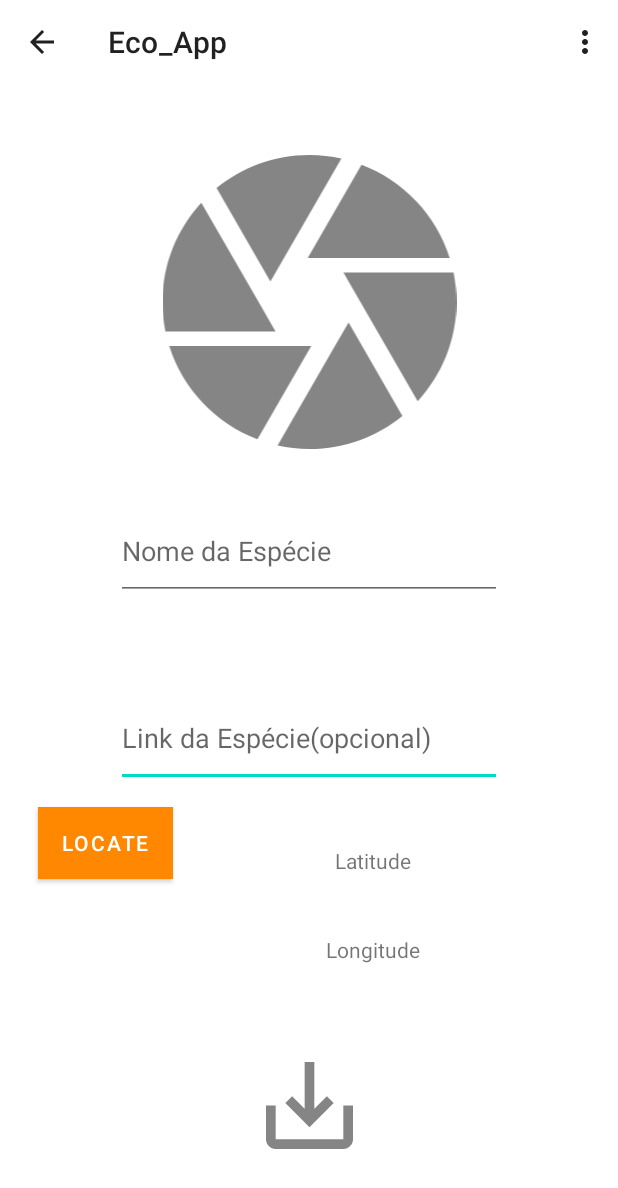
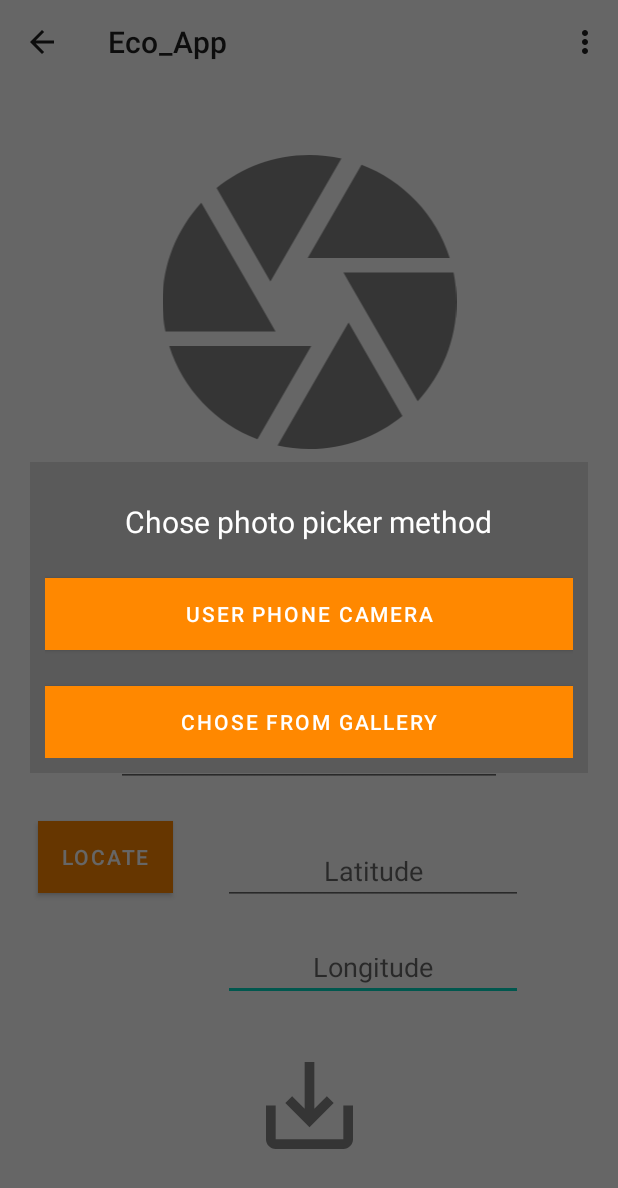
Before and after one commit to TerminalBen/EcoApp, an Android app: the AddNew screen opened directly, with no data from a screen before it, after a tap on "camera_button", on a phone screen of 412 x 824 dp. Shown: the top 1188 px of the screen. Run offline under Robolectric (Android 15) with nearby library versions, the phone set to English and light mode, and no system bars; pictures from the network do not load.

Commit message:
Photo selection methods & latitude-longitude input instead of just display

```diff
--- a/app/src/main/java/com/example/eco_app/AddNew.java
+++ b/app/src/main/java/com/example/eco_app/AddNew.java
@@ -1,5 +1,8 @@
 package com.example.eco_app;
 
+import androidx.activity.result.ActivityResultCallback;
+import androidx.activity.result.ActivityResultLauncher;
+import androidx.activity.result.contract.ActivityResultContracts;
 import androidx.annotation.NonNull;
 import androidx.annotation.RequiresApi;
 import androidx.appcompat.app.AppCompatActivity;
@@ -7,6 +10,7 @@ import androidx.appcompat.widget.Toolbar;
 import androidx.core.app.ActivityCompat;
 
 import android.Manifest;
+import android.app.Dialog;
 import android.content.ContentValues;
 import android.content.Context;
 import android.content.Intent;
@@ -22,7 +26,9 @@ import android.provider.MediaStore;
 import android.util.Log;
 import android.view.Menu;
 import android.view.View;
+import android.view.ViewGroup;
 import android.widget.Button;
+import android.widget.EditText;
 import android.widget.ImageView;
 import android.widget.TextView;
 import android.widget.Toast;
@@ -44,10 +50,11 @@ public class AddNew extends AppCompatActivity {
     private static final int IMAGE_CAPTURE_CODE = 1001;
     ImageView camera;
     Uri image_uri;
-    TextView latitudeText;
-    TextView longitudeText;
+    EditText latitudeText;
+    EditText longitudeText;
     private double Latitude;
     private double Longitude;
+    private Dialog choce_dialog;
     FusedLocationProviderClient fusedLocationProviderClient;
     Button locate_btn;
     @Override
@@ -75,24 +82,7 @@ public class AddNew extends AppCompatActivity {
         camera.setOnClickListener(new View.OnClickListener() {
             @Override
             public void onClick(View view) {
-                if (Build.VERSION.SDK_INT >= Build.VERSION_CODES.M) {
-                    if (checkSelfPermission(Manifest.permission.CAMERA) == PackageManager.PERMISSION_DENIED ||
-                            checkSelfPermission(Manifest.permission.WRITE_EXTERNAL_STORAGE) == PackageManager.PERMISSION_DENIED) {
-                        String[] permission = {Manifest.permission.CAMERA, Manifest.permission.WRITE_EXTERNAL_STORAGE};
-                        requestPermissions(permission, PERMISSION_CODE);
-                    } else {
-                        // permission already granted
-                        openCamera();
-                        //getLocation();
-
-                        //setLocationText(Latitude,Longitude);
-                    }
-                } else {
-                    // system < marshmellow
-                    openCamera();
-                    //getLocation();
-                    //setLocationText(Latitude,Longitude);
-                }
+                choce_dialog.show();
             }
         });
 
@@ -128,8 +118,77 @@ public class AddNew extends AppCompatActivity {
                 setLocationText(Latitude,Longitude);
             }
         });
+        choce_dialog = new Dialog( AddNew.this);
+        choce_dialog.setContentView(R.layout.photo_method);
+        choce_dialog.getWindow().setBackgroundDrawable(getDrawable(R.drawable.dialog_bg));
+        choce_dialog.getWindow().setLayout(ViewGroup.LayoutParams.MATCH_PARENT, ViewGroup.LayoutParams.WRAP_CONTENT);
+        choce_dialog.setCancelable(true);
 
+        Button from_camera = (Button) choce_dialog.findViewById(R.id.use_camera);
+        Button from_gallery = (Button) choce_dialog.findViewById(R.id.use_galery);
+        from_camera.setOnClickListener(new View.OnClickListener() {
+            @Override
+            public void onClick(View v) {
+                useCamera();
+                choce_dialog.hide();
+            }
+        });
 
+        from_gallery.setOnClickListener(new View.OnClickListener() {
+            @Override
+            public void onClick(View v) {
+                mGetcontent.launch("image/*");
+                choce_dialog.hide();
+            }
+        });
+
+    }
+
+    ActivityResultLauncher<String> mGetcontent = registerForActivityResult(
+            new ActivityResultContracts.GetContent(),
+            new ActivityResultCallback<Uri>() {
+                @Override
+                public void onActivityResult(Uri result) {
+                    if(result != null){
+                        camera.setImageURI(result);
+                    }
+                }
+            });
+
+    @Override
+    protected void onStart() {
+        super.onStart();
+    }
+
+    public void useGallery(){
+        Intent intent = new Intent(Intent.ACTION_PICK, MediaStore.Images.Media.EXTERNAL_CONTENT_URI);
+        startActivityForResult(intent, 3);
+    }
+
+    @Override
+    protected void onUserLeaveHint() {
+        super.onUserLeaveHint();
+    }
+
+    public void useCamera(){
+        if (Build.VERSION.SDK_INT >= Build.VERSION_CODES.M) {
+            if (checkSelfPermission(Manifest.permission.CAMERA) == PackageManager.PERMISSION_DENIED ||
+                    checkSelfPermission(Manifest.permission.WRITE_EXTERNAL_STORAGE) == PackageManager.PERMISSION_DENIED) {
+                String[] permission = {Manifest.permission.CAMERA, Manifest.permission.WRITE_EXTERNAL_STORAGE};
+                requestPermissions(permission, PERMISSION_CODE);
+            } else {
+                // permission already granted
+                openCamera();
+                //getLocation();
+
+                //setLocationText(Latitude,Longitude);
+            }
+        } else {
+            // system < marshmellow
+            openCamera();
+            //getLocation();
+            //setLocationText(Latitude,Longitude);
+        }
     }
     /*
     private void getLocation() {
--- /dev/null
+++ b/app/src/main/res/drawable/dialog_bg.xml
@@ -0,0 +1,4 @@
+<?xml version="1.0" encoding="utf-8"?>
+<shape xmlns:android="http://schemas.android.com/apk/res/android">
+    <corners android:radius="5dp"></corners>
+</shape>
--- a/app/src/main/res/layout/activity_add_new.xml
+++ b/app/src/main/res/layout/activity_add_new.xml
@@ -6,12 +6,14 @@
     android:layout_height="match_parent"
     tools:context=".AddNew">
 
-    <TextView
+    <EditText
         android:id="@+id/longi"
         android:layout_width="200dp"
         android:layout_height="34dp"
-        android:layout_marginTop="20dp"
-        android:text="@string/Logitude"
+        android:layout_marginTop="30dp"
+        android:paddingTop="5dp"
+        android:inputType="numberDecimal"
+        android:hint="Longitude"
         android:textAlignment="center"
         app:layout_constraintEnd_toEndOf="parent"
         app:layout_constraintHorizontal_bias="0.701"
@@ -97,12 +99,13 @@
         app:layout_constraintStart_toStartOf="@+id/textInputLayout"
         app:layout_constraintTop_toTopOf="@+id/textInputLayout" />
 
-    <TextView
+    <EditText
         android:id="@+id/lat"
         android:layout_width="200dp"
         android:layout_height="39dp"
+        android:inputType="numberDecimal"
         android:layout_marginTop="28dp"
-        android:text="@string/Latitude"
+        android:hint="Latitude"
         android:textAlignment="center"
         app:layout_constraintEnd_toEndOf="parent"
         app:layout_constraintHorizontal_bias="0.701"
@@ -113,7 +116,7 @@
         android:id="@+id/button2"
         android:layout_width="wrap_content"
         android:layout_height="wrap_content"
-        android:layout_marginTop="469dp"
+        android:layout_marginTop="479dp"
         android:background="#454040"
         android:text="@string/Locate"
         app:layout_constraintBottom_toBottomOf="parent"
--- /dev/null
+++ b/app/src/main/res/layout/photo_method.xml
@@ -0,0 +1,51 @@
+<?xml version="1.0" encoding="utf-8"?>
+<androidx.constraintlayout.widget.ConstraintLayout xmlns:android="http://schemas.android.com/apk/res/android"
+    xmlns:app="http://schemas.android.com/apk/res-auto"
+    xmlns:tools="http://schemas.android.com/tools"
+    android:layout_width="match_parent"
+    android:layout_height="wrap_content"
+    android:layout_marginLeft="20dp"
+    android:layout_marginRight="20dp"
+    android:padding="10dp"
+    android:background="@color/black_1">
+    <TextView
+        android:id="@+id/name"
+        android:layout_width="wrap_content"
+        android:layout_height="wrap_content"
+        android:layout_marginTop="16dp"
+        android:text="Chose photo picker method"
+        android:textColor="@color/white"
+        android:textSize="20dp"
+        app:layout_constraintEnd_toEndOf="parent"
+        app:layout_constraintStart_toStartOf="parent"
+        app:layout_constraintTop_toTopOf="parent"
+        tools:ignore="MissingConstraints">
+
+    </TextView>
+
+    <Button
+        android:id="@+id/use_camera"
+        android:layout_width="match_parent"
+        android:layout_height="match_parent"
+        android:layout_marginTop="24dp"
+        android:background="@color/blue"
+        android:text="User Phone Camera"
+        app:layout_constraintTop_toBottomOf="@+id/name"
+        tools:layout_editor_absoluteX="10dp">
+
+    </Button>
+
+    <Button
+        android:id="@+id/use_galery"
+        android:layout_width="match_parent"
+        android:layout_height="match_parent"
+        android:layout_marginTop="24dp"
+        android:background="@color/blue"
+        android:text="Chose from gallery"
+        app:layout_constraintTop_toBottomOf="@+id/use_camera"
+        tools:layout_editor_absoluteX="10dp">
+
+    </Button>
+
+
+</androidx.constraintlayout.widget.ConstraintLayout>
--- a/app/src/main/res/values/colors.xml
+++ b/app/src/main/res/values/colors.xml
@@ -3,8 +3,10 @@
     <color name="purple_200">#FFBB86FC</color>
     <color name="purple_500">#FF6200EE</color>
     <color name="purple_700">#FF3700B3</color>
+    <color name="blue">#0048FF</color>
     <color name="teal_200">#FF03DAC5</color>
     <color name="teal_700">#FF018786</color>
-    <color name="black">#FF000000</color>
+    <color name="black">#2C2C2C</color>
+    <color name="black_1">#5A5A5A</color>
     <color name="white">#FFFFFFFF</color>
 </resources>
--- a/app/src/main/res/values/strings.xml
+++ b/app/src/main/res/values/strings.xml
@@ -37,7 +37,7 @@
     <string name="prompt_email_reset">Enter Your Email Address!</string>
     <string name="resetpwd_btn">Reset Password</string>
     <string name="Latitude">Latitude</string>
-    <string name="Logitude">Longitude</string>
+    <string name="Longitude">Longitude</string>
     <string name="Locate">Locate</string>
 
 </resources>
--- a/build.gradle
+++ b/build.gradle
@@ -3,6 +3,7 @@ buildscript {
     repositories {
         google()
         mavenCentral()
+        maven { url 'https://jitpack.io'}
     }
     dependencies {
         classpath 'com.android.tools.build:gradle:7.0.4'
```
